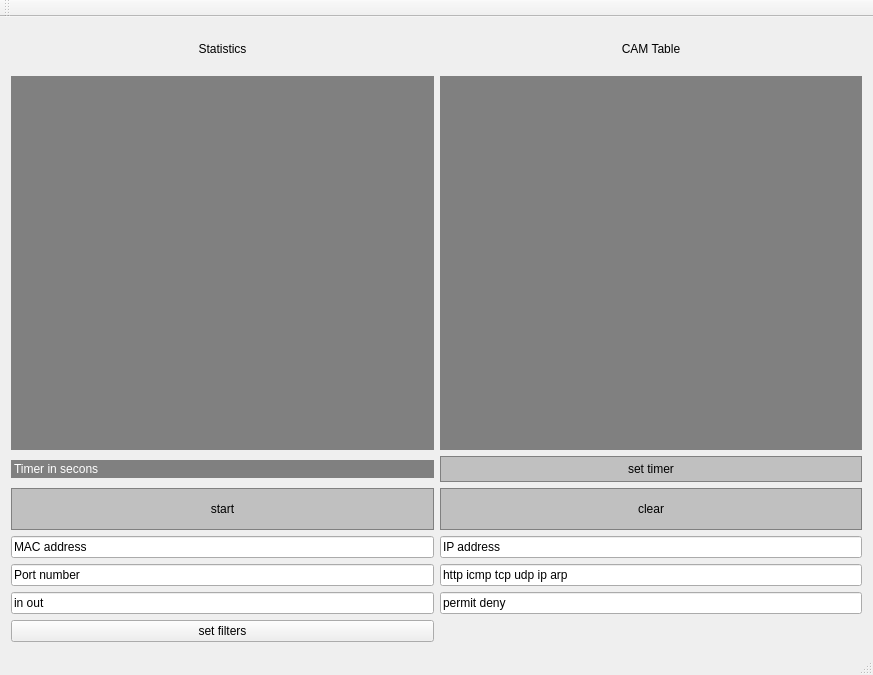
First picture: the form in software-multilayer-switch/MainWindow.ui, repository Matovic/software-multilayer-switch, before the edit.
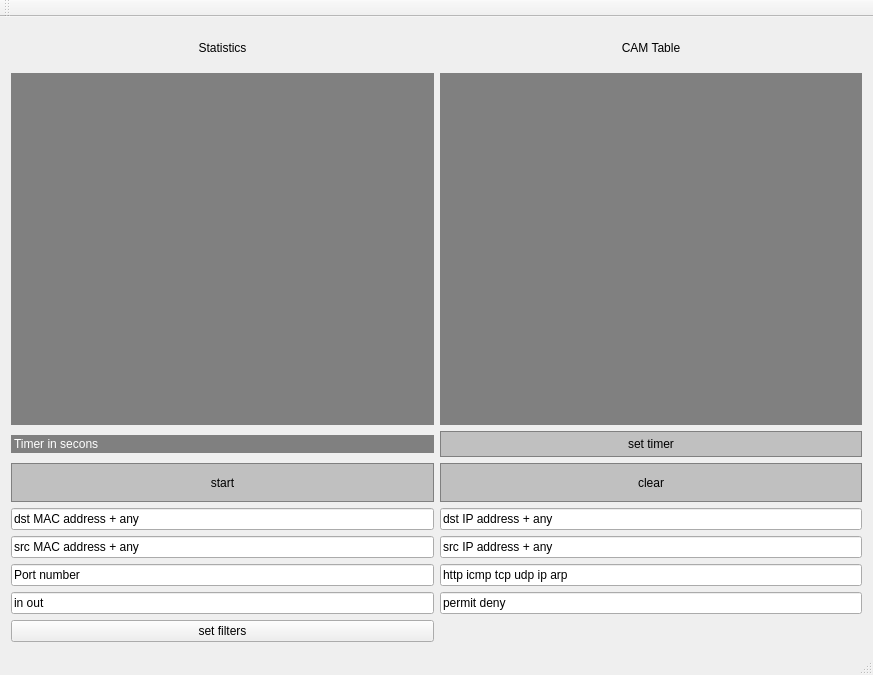
Second picture: the form after the edit.

```diff
--- a/software-multilayer-switch/MainWindow.ui
+++ b/software-multilayer-switch/MainWindow.ui
@@ -62,7 +62,7 @@
     <item row="17" column="2">
      <widget class="QLineEdit" name="filterSetIPLineEdit">
       <property name="text">
-       <string>IP address</string>
+       <string>src IP address + any</string>
       </property>
      </widget>
     </item>
@@ -89,7 +89,7 @@
     <item row="17" column="0">
      <widget class="QLineEdit" name="filterSetMACLineEdit">
       <property name="text">
-       <string>MAC address</string>
+       <string>src MAC address + any</string>
       </property>
      </widget>
     </item>
@@ -207,6 +207,20 @@
       </property>
      </widget>
     </item>
+    <item row="15" column="0">
+     <widget class="QLineEdit" name="filterSetDstMACLineEdit">
+      <property name="text">
+       <string>dst MAC address + any</string>
+      </property>
+     </widget>
+    </item>
+    <item row="15" column="2">
+     <widget class="QLineEdit" name="filterSetDstIPLineEdit">
+      <property name="text">
+       <string>dst IP address + any</string>
+      </property>
+     </widget>
+    </item>
    </layout>
   </widget>
   <widget class="QMenuBar" name="menuBar">
```
